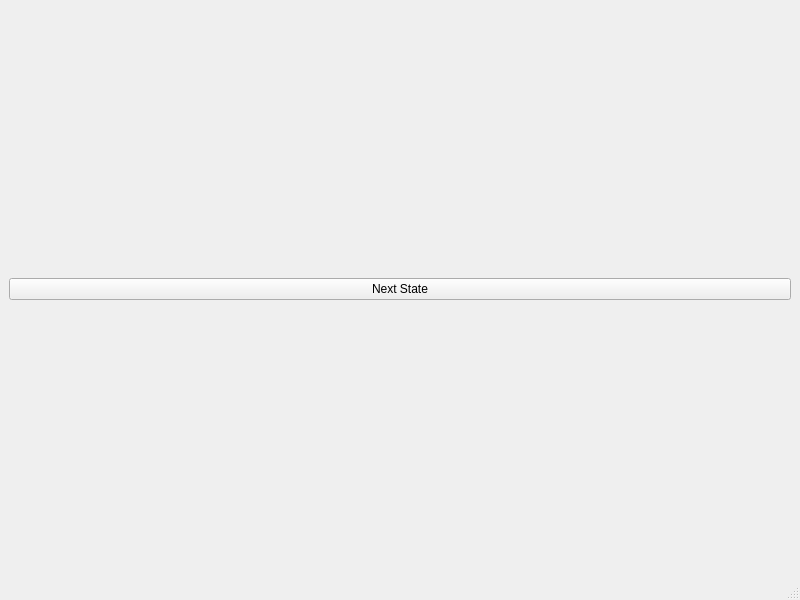
Before: the Qt Designer form mainwindow.ui in Micrified/swu, drawn with Qt 5.
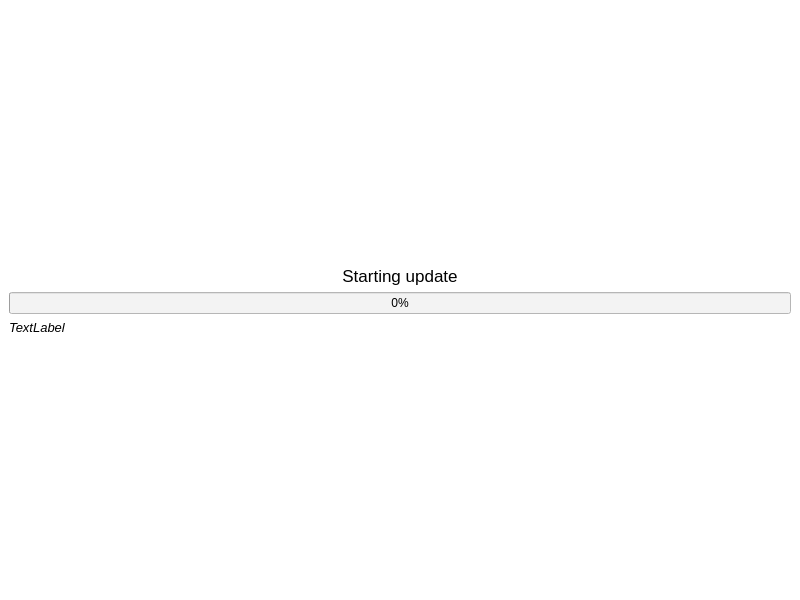
After: the same form once the commit is applied.

```diff
--- a/mainwindow.ui
+++ b/mainwindow.ui
@@ -10,31 +10,143 @@
     <height>600</height>
    </rect>
   </property>
+  <property name="palette">
+   <palette>
+    <active>
+     <colorrole role="Base">
+      <brush brushstyle="SolidPattern">
+       <color alpha="255">
+        <red>243</red>
+        <green>243</green>
+        <blue>243</blue>
+       </color>
+      </brush>
+     </colorrole>
+     <colorrole role="Window">
+      <brush brushstyle="SolidPattern">
+       <color alpha="255">
+        <red>255</red>
+        <green>255</green>
+        <blue>255</blue>
+       </color>
+      </brush>
+     </colorrole>
+    </active>
+    <inactive>
+     <colorrole role="Base">
+      <brush brushstyle="SolidPattern">
+       <color alpha="255">
+        <red>243</red>
+        <green>243</green>
+        <blue>243</blue>
+       </color>
+      </brush>
+     </colorrole>
+     <colorrole role="Window">
+      <brush brushstyle="SolidPattern">
+       <color alpha="255">
+        <red>255</red>
+        <green>255</green>
+        <blue>255</blue>
+       </color>
+      </brush>
+     </colorrole>
+    </inactive>
+    <disabled>
+     <colorrole role="Base">
+      <brush brushstyle="SolidPattern">
+       <color alpha="255">
+        <red>255</red>
+        <green>255</green>
+        <blue>255</blue>
+       </color>
+      </brush>
+     </colorrole>
+     <colorrole role="Window">
+      <brush brushstyle="SolidPattern">
+       <color alpha="255">
+        <red>255</red>
+        <green>255</green>
+        <blue>255</blue>
+       </color>
+      </brush>
+     </colorrole>
+    </disabled>
+   </palette>
+  </property>
   <property name="windowTitle">
    <string>MainWindow</string>
   </property>
   <widget class="QWidget" name="centralwidget">
    <layout class="QVBoxLayout" name="verticalLayout">
     <item>
-     <widget class="QPushButton" name="pushButton">
+     <spacer name="verticalSpacer_2">
+      <property name="orientation">
+       <enum>Qt::Vertical</enum>
+      </property>
+      <property name="sizeHint" stdset="0">
+       <size>
+        <width>20</width>
+        <height>40</height>
+       </size>
+      </property>
+     </spacer>
+    </item>
+    <item>
+     <widget class="QLabel" name="statusLabel">
+      <property name="font">
+       <font>
+        <family>Ubuntu</family>
+        <pointsize>13</pointsize>
+        <weight>50</weight>
+        <bold>false</bold>
+       </font>
+      </property>
       <property name="text">
-       <string>Next State</string>
+       <string>Starting update</string>
       </property>
+      <property name="alignment">
+       <set>Qt::AlignCenter</set>
+      </property>
      </widget>
     </item>
+    <item>
+     <widget class="QProgressBar" name="progressBar">
+      <property name="value">
+       <number>0</number>
+      </property>
+     </widget>
+    </item>
+    <item>
+     <widget class="QLabel" name="productLabel">
+      <property name="font">
+       <font>
+        <pointsize>10</pointsize>
+        <weight>50</weight>
+        <italic>true</italic>
+        <bold>false</bold>
+       </font>
+      </property>
+      <property name="text">
+       <string>TextLabel</string>
+      </property>
+     </widget>
+    </item>
+    <item>
+     <spacer name="verticalSpacer">
+      <property name="orientation">
+       <enum>Qt::Vertical</enum>
+      </property>
+      <property name="sizeHint" stdset="0">
+       <size>
+        <width>20</width>
+        <height>40</height>
+       </size>
+      </property>
+     </spacer>
+    </item>
    </layout>
   </widget>
-  <widget class="QMenuBar" name="menubar">
-   <property name="geometry">
-    <rect>
-     <x>0</x>
-     <y>0</y>
-     <width>800</width>
-     <height>22</height>
-    </rect>
-   </property>
-  </widget>
-  <widget class="QStatusBar" name="statusbar"/>
  </widget>
  <resources/>
  <connections/>
```
